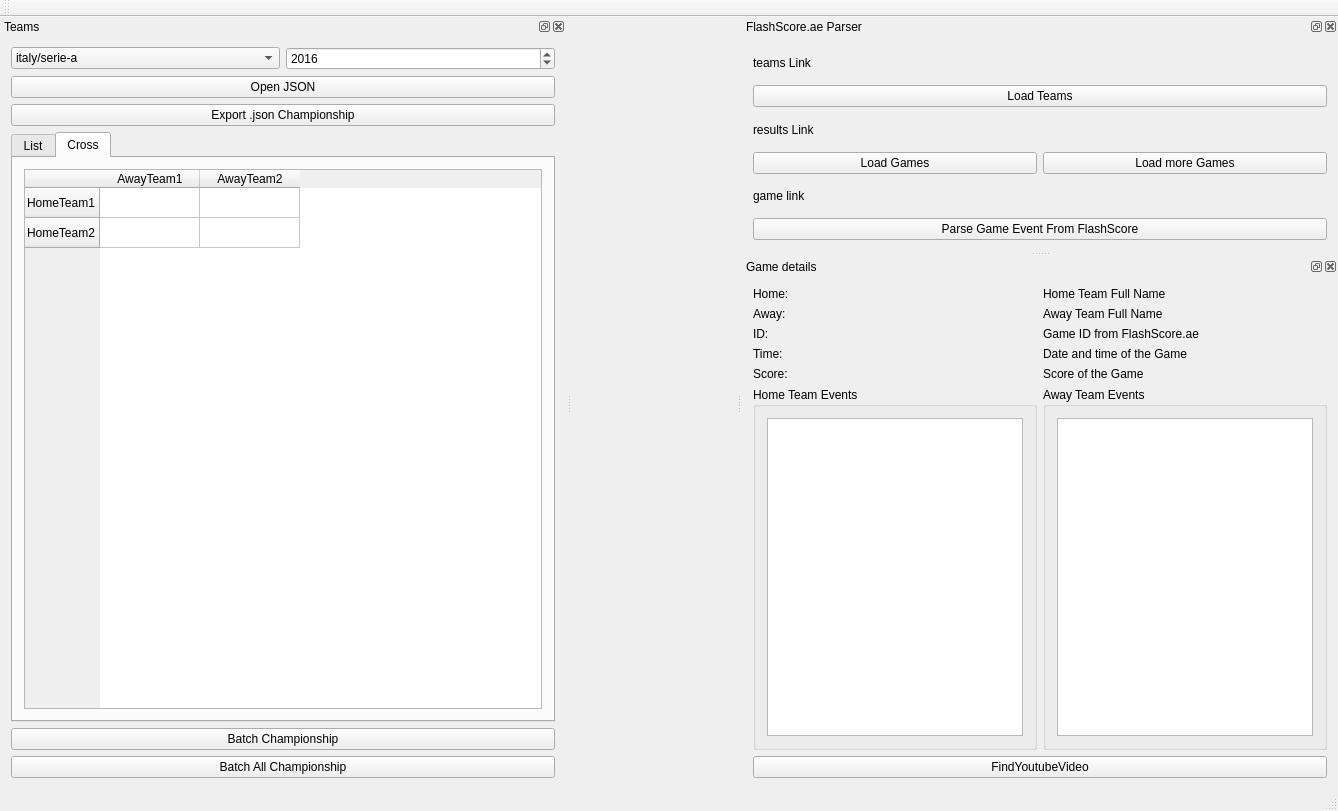
This is mainwindow.ui in SilvioGiancola/Parser as Qt 5 draws it before an edit. The edited form follows.
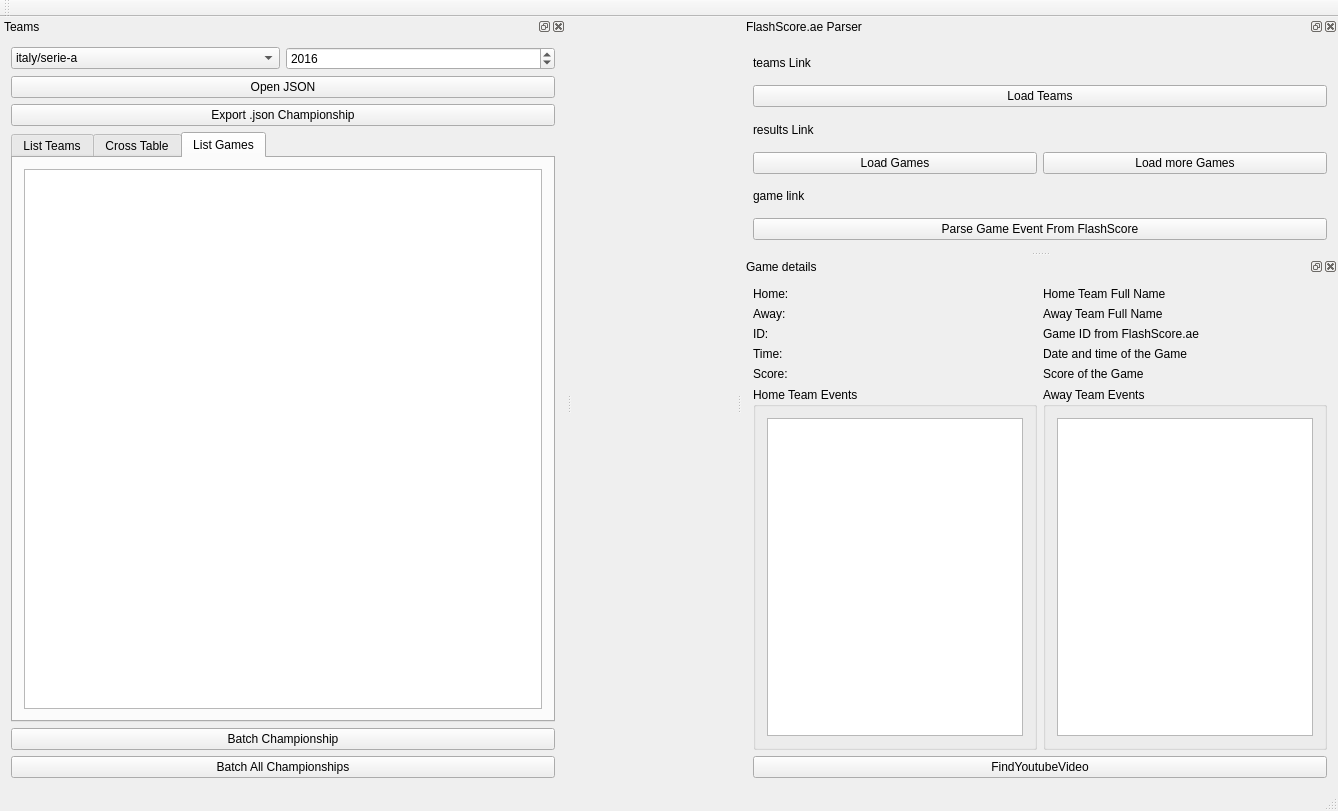
This is the edited form.

Patch:
```diff
--- a/mainwindow.ui
+++ b/mainwindow.ui
@@ -67,11 +67,11 @@
         <bool>true</bool>
        </property>
        <property name="currentIndex">
-        <number>1</number>
+        <number>2</number>
        </property>
        <widget class="QWidget" name="tab">
         <attribute name="title">
-         <string>List</string>
+         <string>List Teams</string>
         </attribute>
         <layout class="QGridLayout" name="gridLayout_4">
          <item row="0" column="0">
@@ -101,7 +101,7 @@
          <bool>true</bool>
         </property>
         <attribute name="title">
-         <string>Cross</string>
+         <string>Cross Table</string>
         </attribute>
         <layout class="QGridLayout" name="gridLayout_5">
          <item row="0" column="0">
@@ -130,6 +130,16 @@
          </item>
         </layout>
        </widget>
+       <widget class="QWidget" name="tab_3">
+        <attribute name="title">
+         <string>List Games</string>
+        </attribute>
+        <layout class="QGridLayout" name="gridLayout_2">
+         <item row="0" column="0">
+          <widget class="QListWidget" name="listWidget_Games"/>
+         </item>
+        </layout>
+       </widget>
       </widget>
      </item>
      <item row="3" column="1">
@@ -188,7 +198,7 @@
      <item row="6" column="1">
       <widget class="QPushButton" name="pushButton_BatchAllChampionship">
        <property name="text">
-        <string>Batch All Championship</string>
+        <string>Batch All Championships</string>
        </property>
       </widget>
      </item>
```
Left out of the diff: 5 changed lines with no effect on the pictures.
